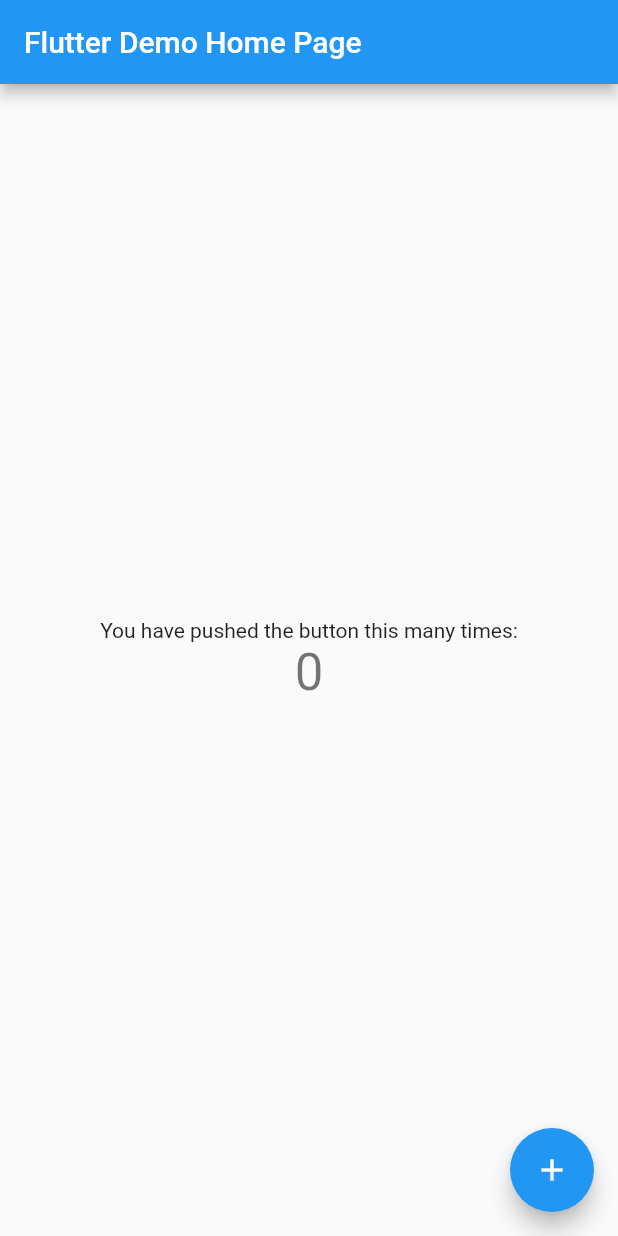
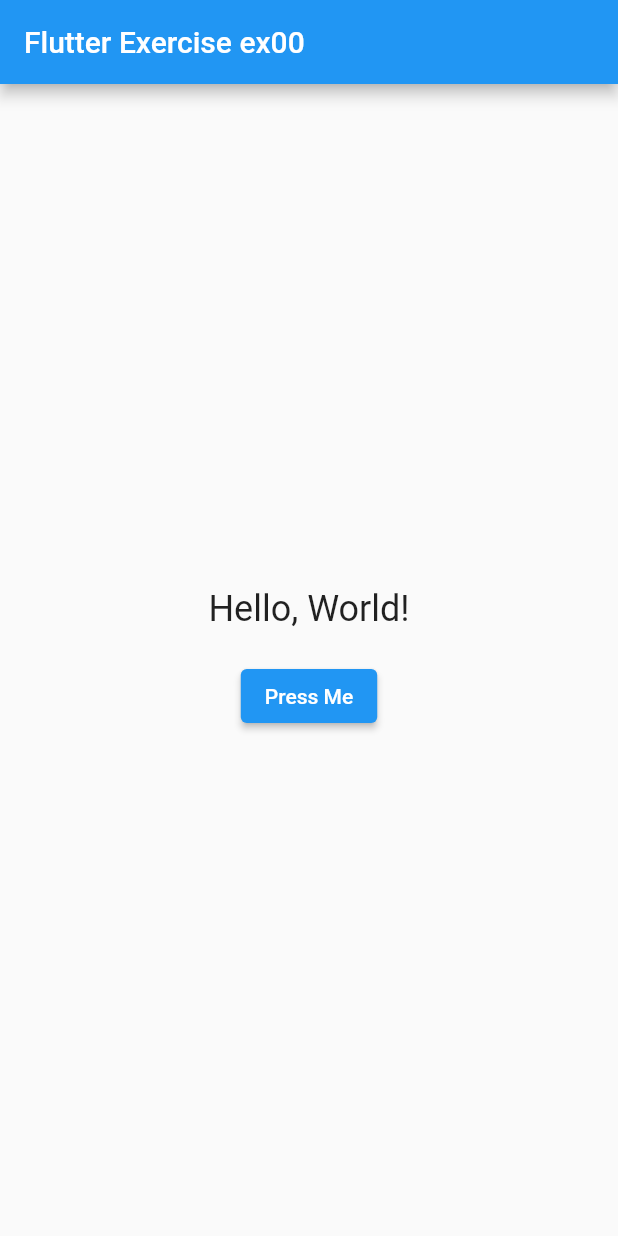
Before and after one commit to Abdelilah99/mobile_dev, a Flutter app: the screen it shows after launch, on a phone screen of 412 x 824 dp. Run offline on Flutter 3.47's test engine with Material 2 defaults, Android fonts, the phone set to English and light mode, and no system bars.

Commit message:
added widget with button

```diff
--- a/ex00/lib/main.dart
+++ b/ex00/lib/main.dart
@@ -1,115 +1,54 @@
 import 'package:flutter/material.dart';
 
 void main() {
-  runApp(const MyApp());
+  runApp(MyApp());
 }
 
 class MyApp extends StatelessWidget {
-  const MyApp({super.key});
-
-  // This widget is the root of your application.
   @override
   Widget build(BuildContext context) {
     return MaterialApp(
       title: 'Flutter Demo',
       theme: ThemeData(
-        // This is the theme of your application.
-        //
-        // Try running your application with "flutter run". You'll see the
-        // application has a blue toolbar. Then, without quitting the app, try
-        // changing the primarySwatch below to Colors.green and then invoke
-        // "hot reload" (press "r" in the console where you ran "flutter run",
-        // or simply save your changes to "hot reload" in a Flutter IDE).
-        // Notice that the counter didn't reset back to zero; the application
-        // is not restarted.
         primarySwatch: Colors.blue,
       ),
-      home: const MyHomePage(title: 'Flutter Demo Home Page'),
+      home: HomePage(), // Setting HomePage as the main screen
     );
   }
 }
 
-class MyHomePage extends StatefulWidget {
-  const MyHomePage({super.key, required this.title});
-
-  // This widget is the home page of your application. It is stateful, meaning
-  // that it has a State object (defined below) that contains fields that affect
-  // how it looks.
-
-  // This class is the configuration for the state. It holds the values (in this
-  // case the title) provided by the parent (in this case the App widget) and
-  // used by the build method of the State. Fields in a Widget subclass are
-  // always marked "final".
-
-  final String title;
-
+class HomePage extends StatefulWidget {
   @override
-  State<MyHomePage> createState() => _MyHomePageState();
+  _HomePageState createState() => _HomePageState();
 }
 
-class _MyHomePageState extends State<MyHomePage> {
-  int _counter = 0;
-
-  void _incrementCounter() {
-    setState(() {
-      // This call to setState tells the Flutter framework that something has
-      // changed in this State, which causes it to rerun the build method below
-      // so that the display can reflect the updated values. If we changed
-      // _counter without calling setState(), then the build method would not be
-      // called again, and so nothing would appear to happen.
-      _counter++;
-    });
+class _HomePageState extends State<HomePage> {
+  void _handleButtonPress() {
+    print('Button pressed'); // This will print to the debug console
   }
 
   @override
   Widget build(BuildContext context) {
-    // This method is rerun every time setState is called, for instance as done
-    // by the _incrementCounter method above.
-    //
-    // The Flutter framework has been optimized to make rerunning build methods
-    // fast, so that you can just rebuild anything that needs updating rather
-    // than having to individually change instances of widgets.
     return Scaffold(
       appBar: AppBar(
-        // Here we take the value from the MyHomePage object that was created by
-        // the App.build method, and use it to set our appbar title.
-        title: Text(widget.title),
+        title: Text('Flutter Exercise ex00'),
       ),
       body: Center(
-        // Center is a layout widget. It takes a single child and positions it
-        // in the middle of the parent.
         child: Column(
-          // Column is also a layout widget. It takes a list of children and
-          // arranges them vertically. By default, it sizes itself to fit its
-          // children horizontally, and tries to be as tall as its parent.
-          //
-          // Invoke "debug painting" (press "p" in the console, choose the
-          // "Toggle Debug Paint" action from the Flutter Inspector in Android
-          // Studio, or the "Toggle Debug Paint" command in Visual Studio Code)
-          // to see the wireframe for each widget.
-          //
-          // Column has various properties to control how it sizes itself and
-          // how it positions its children. Here we use mainAxisAlignment to
-          // center the children vertically; the main axis here is the vertical
-          // axis because Columns are vertical (the cross axis would be
-          // horizontal).
           mainAxisAlignment: MainAxisAlignment.center,
           children: <Widget>[
-            const Text(
-              'You have pushed the button this many times:',
+            Text(
+              'Hello, World!',
+              style: TextStyle(fontSize: 24),
             ),
-            Text(
-              '$_counter',
-              style: Theme.of(context).textTheme.headlineMedium,
+            SizedBox(height: 20), // Adds spacing between text and button
+            ElevatedButton(
+              onPressed: _handleButtonPress, // Calls the function when pressed
+              child: Text('Press Me'),
             ),
           ],
         ),
       ),
-      floatingActionButton: FloatingActionButton(
-        onPressed: _incrementCounter,
-        tooltip: 'Increment',
-        child: const Icon(Icons.add),
-      ), // This trailing comma makes auto-formatting nicer for build methods.
     );
   }
 }
```
